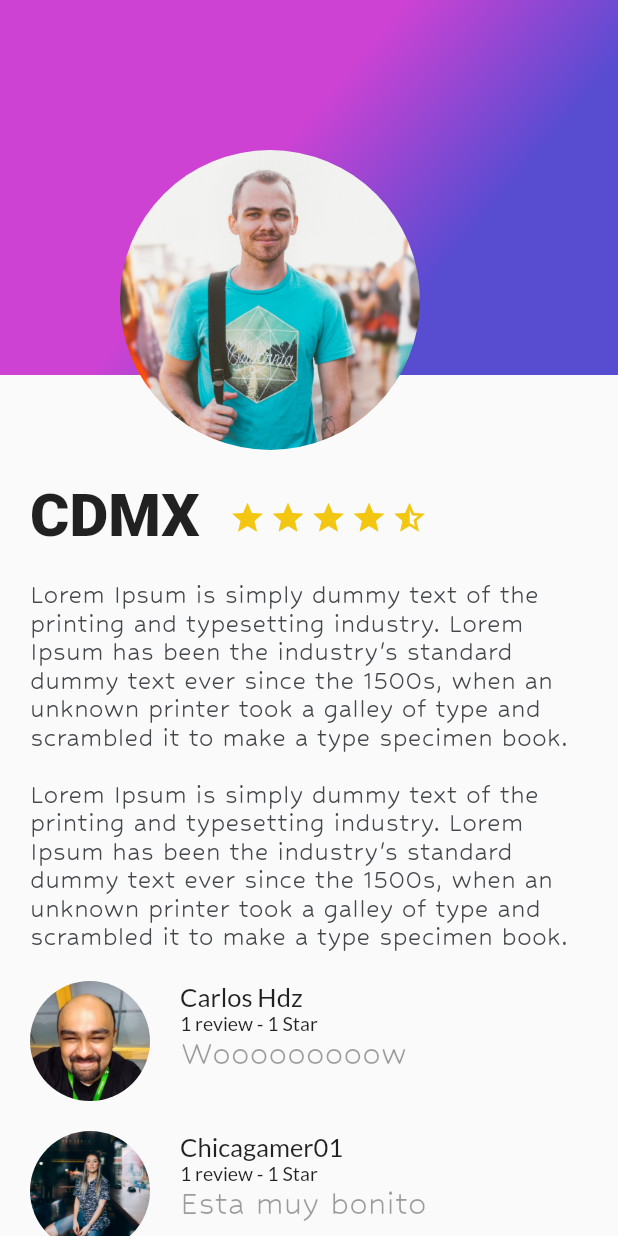
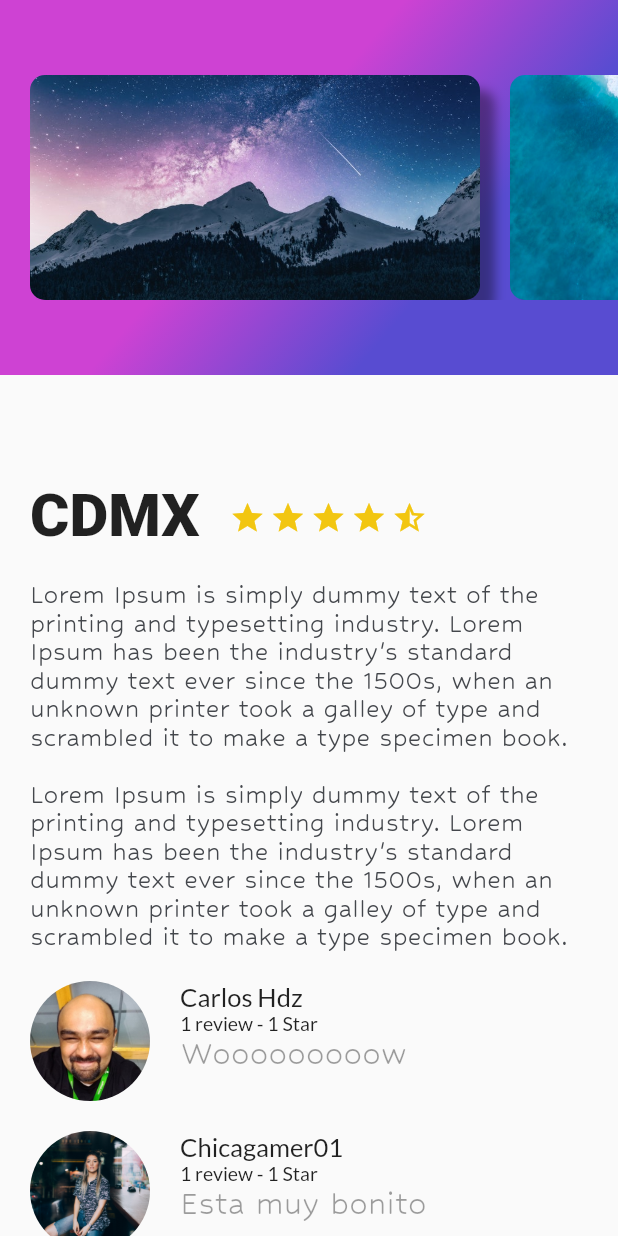
Before and after one commit to khemtz/PAM_uao_2022, a Flutter app: the screen it shows after launch, on a phone screen of 412 x 824 dp. Run offline on Flutter 3.47's test engine with Material 2 defaults, Android fonts, the phone set to English and light mode, and no system bars.

Commit message:
Se agrego un ListView Horizontal con imagenes

```diff
--- /dev/null
+++ b/lib/card_image.dart
@@ -0,0 +1,41 @@
+import 'package:flutter/material.dart';
+
+class  CardImage extends StatelessWidget {
+
+  String pathImage = "assets/img/beach.jpeg";
+  CardImage(this.pathImage);
+
+  @override
+  Widget build(BuildContext context) {
+    // TODO: implement build
+
+    final card = Container(
+      height: 100.0,
+      width: 300.0,
+      margin: EdgeInsets.only(
+          top: 50.0,
+          left: 20.0
+
+      ),
+
+      decoration: BoxDecoration(
+          image: DecorationImage(
+              fit: BoxFit.cover,
+              image: AssetImage(pathImage)
+          ),
+          borderRadius: BorderRadius.all(Radius.circular(10.0)),
+          shape: BoxShape.rectangle,
+          boxShadow: <BoxShadow>[
+            BoxShadow(
+                color: Colors.black38,
+                blurRadius: 5.0,
+                offset: Offset(10.0, 10.0)
+            )
+          ]
+
+      ),
+    );
+
+    return card;
+  }
+}
--- a/lib/main.dart
+++ b/lib/main.dart
@@ -1,6 +1,8 @@
+import 'package:flutter/cupertino.dart';
 import 'package:flutter/material.dart';
 import 'description_place.dart';
 import 'review_list.dart';
+import 'card_image.dart';
 import 'gradient_bkground.dart';
 
 void main() {
@@ -12,22 +14,7 @@ class MyApp extends StatelessWidget {
   String descriptionDummy = "Lorem Ipsum is simply dummy text of the printing and typesetting industry. Lorem Ipsum has been the industry's standard dummy text ever since the 1500s, when an unknown printer took a galley of type and scrambled it to make a type specimen book. \n\nLorem Ipsum is simply dummy text of the printing and typesetting industry. Lorem Ipsum has been the industry's standard dummy text ever since the 1500s, when an unknown printer took a galley of type and scrambled it to make a type specimen book.";
   @override
   Widget build(BuildContext context) {
-    final foto = Container(
-      margin: EdgeInsets.only(
-          top: 100.0,
-          left: 80.0
-      ),
-      width: 200.0,
-      height: 200.0,
-      decoration: BoxDecoration(
-          shape: BoxShape.circle,
-          image: DecorationImage(
-            fit: BoxFit.cover,
-            image: AssetImage("assets/img/people.jpg"),
-          )
-      ),
 
-    );
 
     return MaterialApp(
         title: 'Flutter Demo',
@@ -48,7 +35,22 @@ class MyApp extends StatelessWidget {
                 ]
               ),
               GradientBackground(),
-              foto,
+
+              Container(
+                height: 200,
+                child: ListView(
+                  scrollDirection: Axis.horizontal,
+                  children: [
+                    CardImage("assets/img/mountain_stars.jpeg"),
+                    CardImage("assets/img/beach.jpeg"),
+                    CardImage("assets/img/river.jpeg"),
+                    CardImage("assets/img/beach.jpeg"),
+                    CardImage("assets/img/river.jpeg"),
+                  ],
+                ),
+              )
+
+
             ],
           )
 
```
Also changed, not shown: assets/img/beach.jpeg (added), assets/img/beach_palm.jpeg (added), assets/img/mountain.jpeg (added), assets/img/mountain_stars.jpeg (added), assets/img/river.jpeg (added), assets/img/sunset.jpeg (added).
